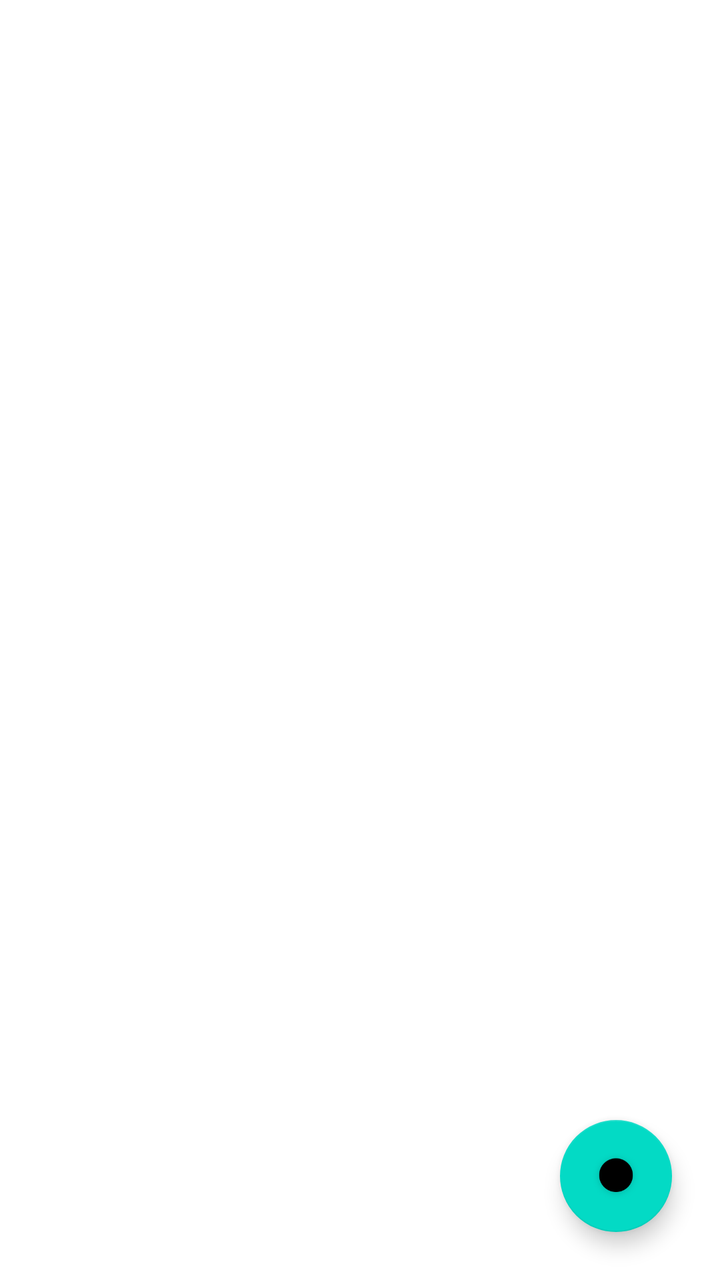
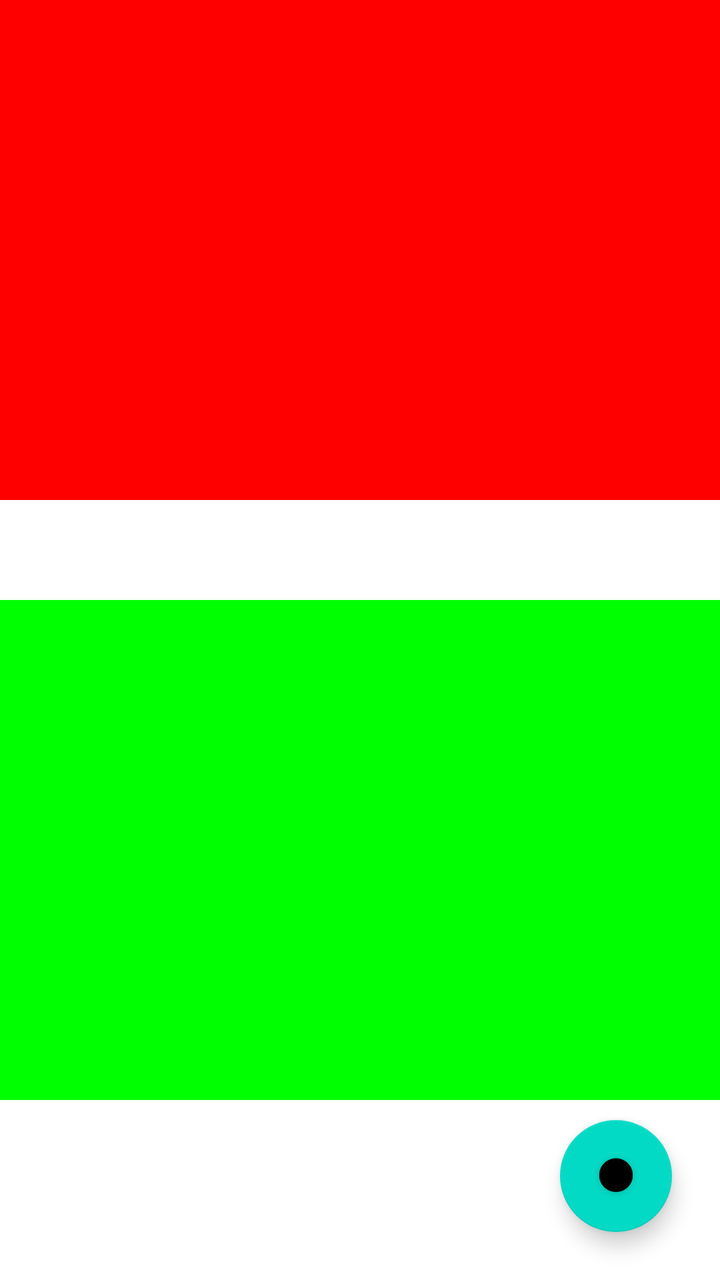

Screens rendered from an Android XML layout before and after an edit, with the pre-edit source and the edit as a unified diff.
<!-- AndroidManifest.xml: application theme Theme.GlideStudy -->
<!-- res/layout/activity_glide.xml -->
<?xml version="1.0" encoding="utf-8"?>
<androidx.constraintlayout.widget.ConstraintLayout xmlns:android="http://schemas.android.com/apk/res/android"
    xmlns:app="http://schemas.android.com/apk/res-auto"
    xmlns:tools="http://schemas.android.com/tools"
    android:layout_width="match_parent"
    android:layout_height="match_parent"
    tools:context=".GlideActivity">

    <ImageView
        android:id="@+id/ivGlide"
        android:layout_width="0dp"
        android:layout_height="0dp"
        app:layout_constraintBottom_toBottomOf="parent"
        app:layout_constraintEnd_toEndOf="parent"
        app:layout_constraintStart_toStartOf="parent"
        app:layout_constraintTop_toTopOf="parent" />

    <com.google.android.material.floatingactionbutton.FloatingActionButton
        android:id="@+id/fab"
        android:layout_width="wrap_content"
        android:layout_height="wrap_content"
        android:layout_margin="24dp"
        android:src="@drawable/btn_camera"
        app:layout_constraintBottom_toBottomOf="parent"
        app:layout_constraintEnd_toEndOf="parent"
        android:contentDescription="加载" />

</androidx.constraintlayout.widget.ConstraintLayout>
<!-- resources referenced by this layout -->
<resources>
  <!-- drawable btn_camera: png bitmap (drawable-xhdpi, 4903 bytes) -->
  <style name="Theme.GlideStudy" parent="Theme.MaterialComponents.DayNight.DarkActionBar">
          
          <item name="colorPrimary">@color/purple_500</item>
          <item name="colorPrimaryVariant">@color/purple_700</item>
          <item name="colorOnPrimary">@color/white</item>
          
          <item name="colorSecondary">@color/teal_200</item>
          <item name="colorSecondaryVariant">@color/teal_700</item>
          <item name="colorOnSecondary">@color/black</item>
          
          <item name="android:statusBarColor">?attr/colorPrimaryVariant</item>
          
      </style>
  <color name="purple_500">#FF6200EE</color>
  <color name="purple_700">#FF3700B3</color>
  <color name="white">#FFFFFFFF</color>
  <color name="teal_200">#FF03DAC5</color>
  <color name="teal_700">#FF018786</color>
  <color name="black">#FF000000</color>
</resources>

<!-- the commit's change to res/layout/activity_glide.xml (unified diff, before → after) -->
@@ -7,13 +7,21 @@
     tools:context=".GlideActivity">
 
     <ImageView
+        android:background="#ff0000"
         android:id="@+id/ivGlide"
-        android:layout_width="0dp"
-        android:layout_height="0dp"
-        app:layout_constraintBottom_toBottomOf="parent"
-        app:layout_constraintEnd_toEndOf="parent"
+        android:layout_width="match_parent"
+        android:layout_height="250dp"
         app:layout_constraintStart_toStartOf="parent"
         app:layout_constraintTop_toTopOf="parent" />
+
+    <ImageView
+        android:layout_marginTop="50dp"
+        android:background="#00ff00"
+        android:id="@+id/ivGlideGiveSize"
+        android:layout_width="match_parent"
+        android:layout_height="250dp"
+        app:layout_constraintStart_toStartOf="parent"
+        app:layout_constraintTop_toBottomOf="@id/ivGlide"/>
 
     <com.google.android.material.floatingactionbutton.FloatingActionButton
         android:id="@+id/fab"
